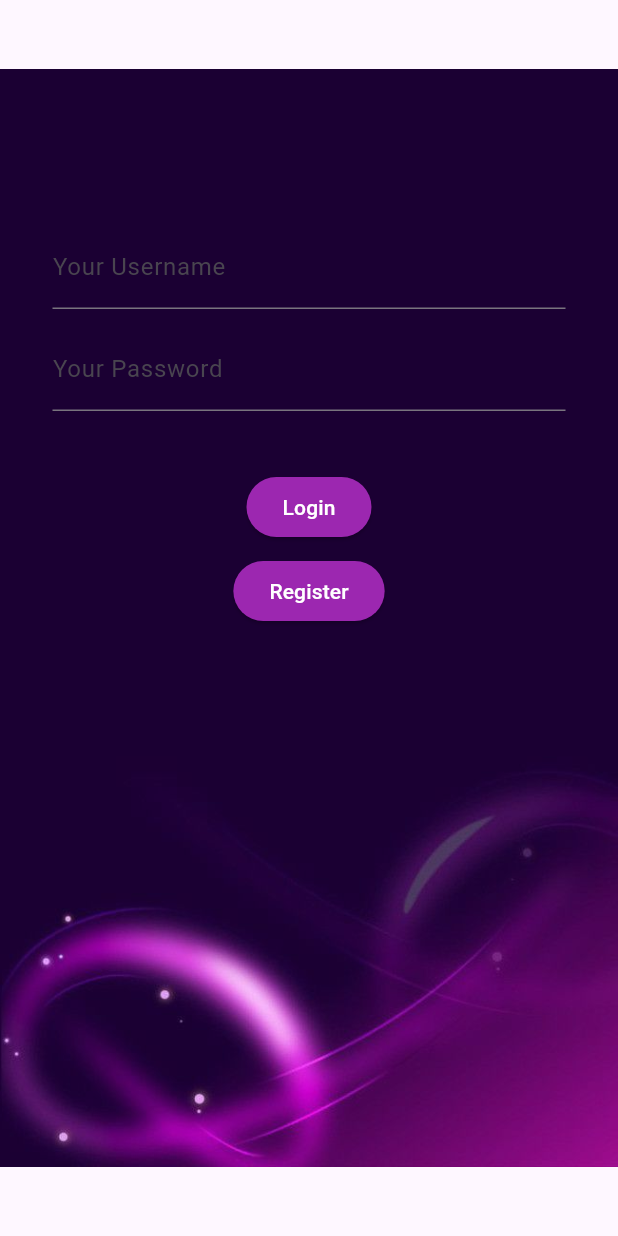
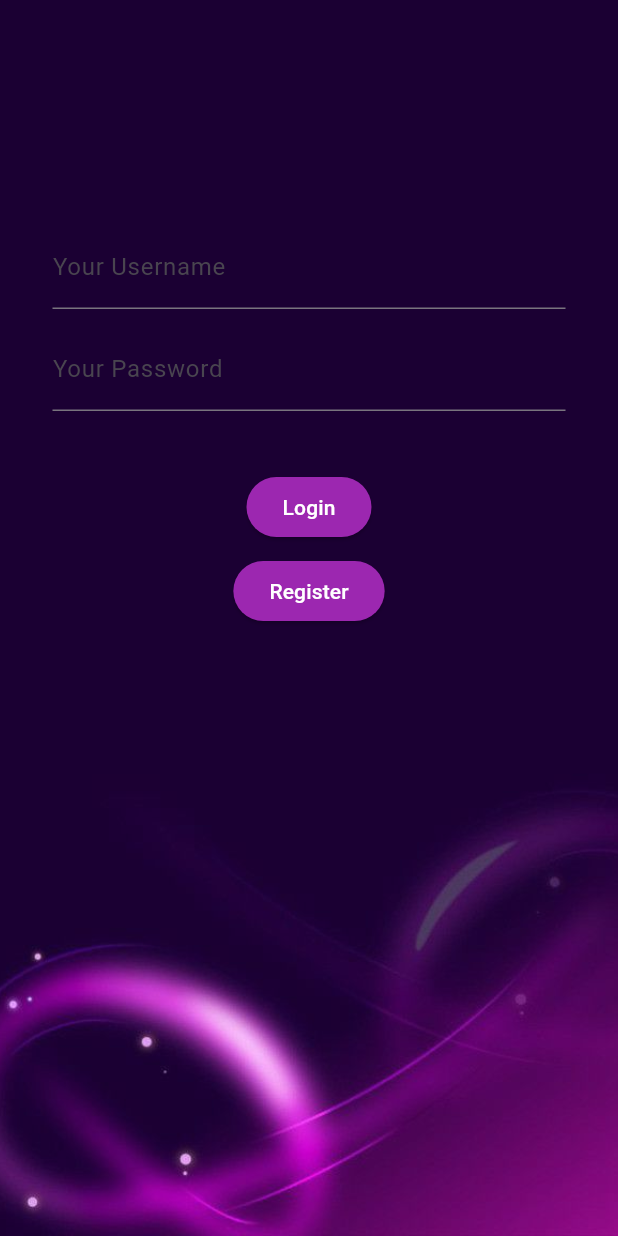
Before and after one commit to Quratulain112/music_recommendation_system_flutter_app, a Flutter app: the screen it shows after launch, after a tap on "Get Started", on a phone screen of 412 x 824 dp. Run offline on Flutter 3.47's test engine with Material 3 defaults, Android fonts, the phone set to English and light mode, and no system bars; our stand-ins replace bottom_navy_bar.

Commit message:
minor fixing

```diff
--- a/lib/screens/login_screen.dart
+++ b/lib/screens/login_screen.dart
@@ -11,18 +11,21 @@ class _LoginScreenState extends State<LoginScreen> {
   @override
   Widget build(BuildContext context) {
     return Scaffold(
+      extendBodyBehindAppBar: true,
+      // TODO: ADD LOGO HERE
       body: Container(
-        decoration: BoxDecoration(
-            image: DecorationImage(image: AssetImage("assets/loginbag.jpg"))),
+        decoration: const BoxDecoration(
+            image: DecorationImage(
+                fit: BoxFit.cover, image: AssetImage("assets/loginbag.jpg"))),
         child: Column(
           children: [
-            Padding(
+            const Padding(
               padding: EdgeInsets.only(top: 150, left: 35, right: 35),
               child: TextField(
                 decoration: InputDecoration(labelText: "Your Username"),
               ),
             ),
-            Padding(
+            const Padding(
               padding:
                   EdgeInsets.only(top: 12, left: 35, right: 35, bottom: 40),
               child: TextField(
@@ -35,19 +38,19 @@ class _LoginScreenState extends State<LoginScreen> {
               onPressed: () {
                 Navigator.pushNamed(context, "/hm");
               },
-              child: Text(
+              child: const Text(
                 "Login",
                 style: TextStyle(color: Colors.white),
               ),
             ),
             Padding(
-              padding: EdgeInsets.only(top: 8),
+              padding: const EdgeInsets.only(top: 8),
               child: ElevatedButton(
                 style: ElevatedButton.styleFrom(backgroundColor: Colors.purple),
                 onPressed: () {
                   Navigator.pushNamed(context, "/rg");
                 },
-                child: Text(
+                child: const Text(
                   "Register",
                   style: TextStyle(color: Colors.white),
                 ),
--- a/lib/widgets/search_bar.dart
+++ b/lib/widgets/search_bar.dart
@@ -30,7 +30,7 @@ class MySearchBar extends StatelessWidget {
           decoration: InputDecoration(
             filled: true,
             fillColor:
-                Colors.white.withOpacity(0.12), // Semi-transparent background
+                Colors.white.withOpacity(0.06), // Semi-transparent background
             prefixIcon: const Icon(
               Icons.search,
               size: 30,
@@ -41,7 +41,8 @@ class MySearchBar extends StatelessWidget {
             enabledBorder: OutlineInputBorder(
               borderRadius: BorderRadius.circular(25),
               borderSide: BorderSide(
-                color: Colors.white.withOpacity(0.5), // Semi-transparent border
+                color: const Color.fromARGB(204, 192, 181, 181)
+                    .withOpacity(0.5), // Semi-transparent border
                 width: 2,
               ),
             ),
```
Also changed, not shown: 1 other file.
